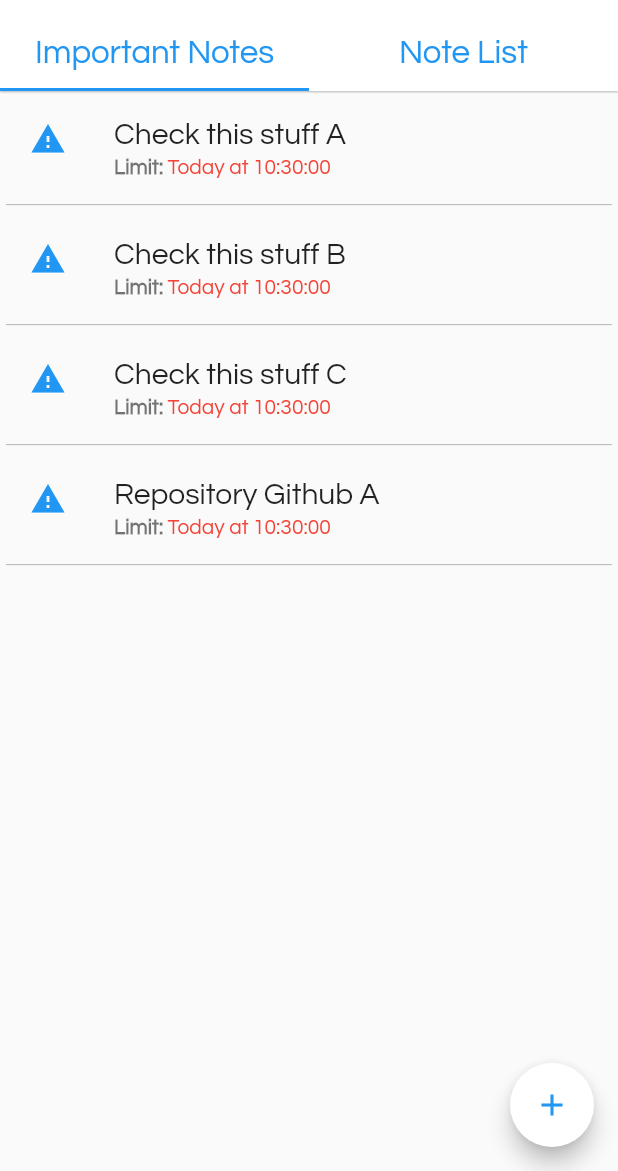
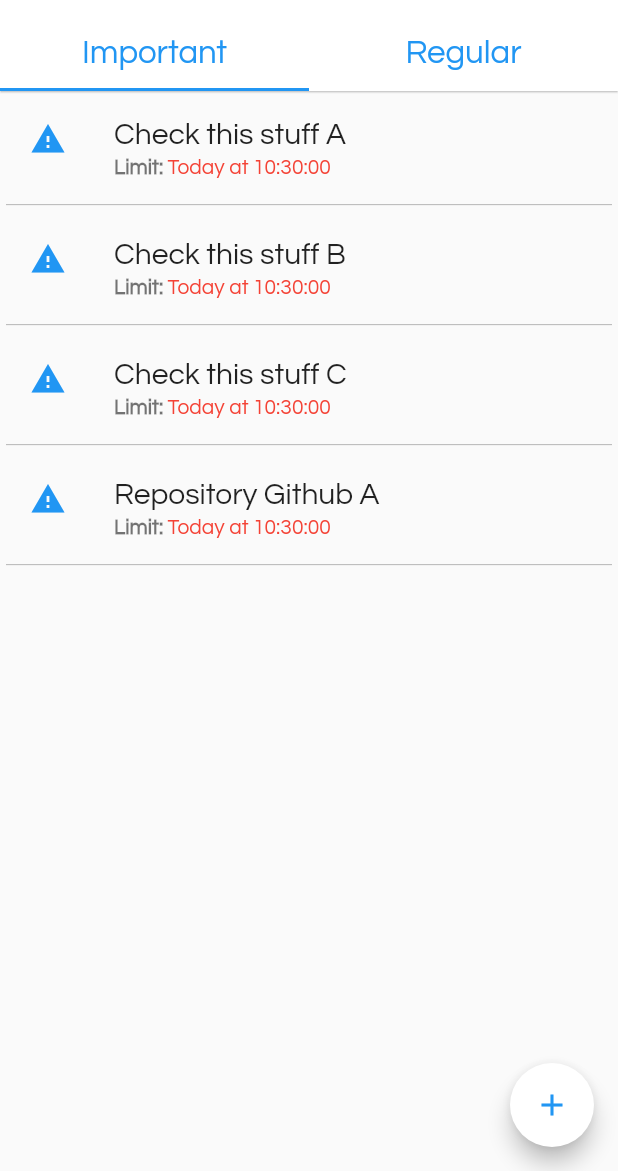
Before and after one commit to rodrigo-rocha/schoolmanager, a Flutter app: the NotesTabController screen opened by its route, on a phone screen of 412 x 824 dp, the part 65-1236 px from its top. Run offline on Flutter 3.47's test engine with Material 2 defaults, Android fonts, the phone set to English and light mode, and no system bars; our stand-ins replace auto_size_text, flutter_datetime_picker, image_picker, pie_chart, rflutter_alert, table_calendar; missing offline and left inert: date_utils, flutter_sparkline.

Commit message:
Bug fixes

```diff
--- a/lib/notes/notes_tab_controller.dart
+++ b/lib/notes/notes_tab_controller.dart
@@ -34,8 +34,8 @@ class NotesTabControllerState extends State<NotesTabController> {
             indicatorColor: Colors.blue,
             labelColor: Colors.blue,
             tabs: [
-              Tab(child: Text("Important Notes", style: TextStyle(fontSize: 22.0, color: Colors.blue))),
-              Tab(child: Text("Note List", style: TextStyle(fontSize: 22.0, color: Colors.blue))),
+              Tab(child: Text("Important", style: TextStyle(fontSize: 22.0, color: Colors.blue))),
+              Tab(child: Text("Regular", style: TextStyle(fontSize: 22.0, color: Colors.blue))),
             ],
           ),
           //title: Text('Notes'),
--- a/lib/users/students/student_edit.dart
+++ b/lib/users/students/student_edit.dart
@@ -225,6 +225,7 @@ class StudentEditState extends State<StudentEdit> {
             ),
           ),
         );
-        });
+      }
+    );
   }
 }
```
Also changed, not shown: lib/share/share.dart (+13 -1 lines). Lines whose indentation alone changed are shown as unchanged.
